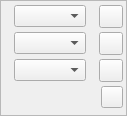
nitramr/scribus-indigo, file scribus/ui/propertywidget_textcolorbase.ui: the form before one commit.
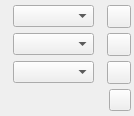
The form after the commit. Icons and pictures are not drawn. Custom widgets are drawn as their Qt base class.

The edit to the form file:
```diff
--- a/scribus/ui/propertywidget_textcolorbase.ui
+++ b/scribus/ui/propertywidget_textcolorbase.ui
@@ -6,7 +6,7 @@
    <rect>
     <x>0</x>
     <y>0</y>
-    <width>127</width>
+    <width>134</width>
     <height>116</height>
    </rect>
   </property>
@@ -14,10 +14,13 @@
    <string>Frame</string>
   </property>
   <property name="frameShape">
-   <enum>QFrame::StyledPanel</enum>
+   <enum>QFrame::Box</enum>
   </property>
   <property name="frameShadow">
-   <enum>QFrame::Raised</enum>
+   <enum>QFrame::Plain</enum>
+  </property>
+  <property name="lineWidth">
+   <number>0</number>
   </property>
   <layout class="QVBoxLayout" name="verticalLayout">
    <property name="spacing">
```
